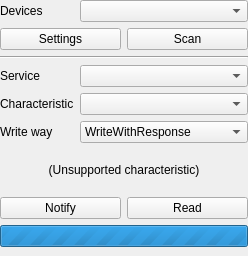
Before: the Qt Designer form Source/Optional/Bluetooth/xToolsBleCentralToolUi.ui in x-tools-author/x-tools, drawn with Qt 5.
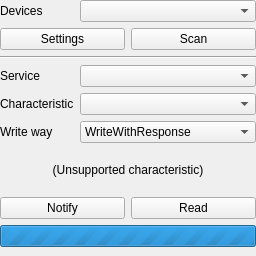
After: the same form once the commit is applied. Custom widgets are drawn as their Qt base class.

What changed in the file:
```diff
--- a/Source/Optional/Bluetooth/xToolsBleCentralToolUi.ui
+++ b/Source/Optional/Bluetooth/xToolsBleCentralToolUi.ui
@@ -6,7 +6,7 @@
    <rect>
     <x>0</x>
     <y>0</y>
-    <width>248</width>
+    <width>256</width>
     <height>256</height>
    </rect>
   </property>
```
Left out of the diff: 10 changed lines with no effect on the pictures.
